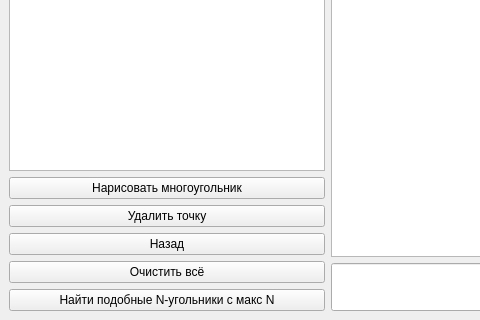
Above: lab1/untitled/mainwindow.ui from obrevskaya/computer_graphics before the change; both pictures show x 0 to 480 and y 280 to 600 of the 860 by 600 pixel window. Below: the same form after it.
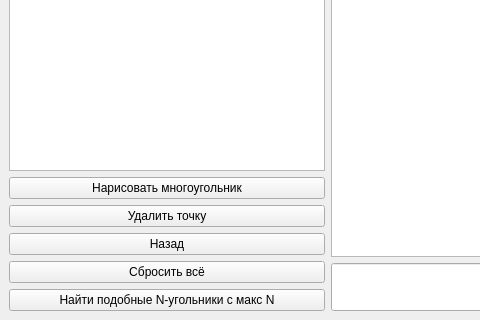
That is the form after the change.

```diff
--- a/lab1/untitled/mainwindow.ui
+++ b/lab1/untitled/mainwindow.ui
@@ -158,7 +158,7 @@
          </size>
         </property>
         <property name="text">
-         <string>Очистить всё</string>
+         <string>Сбросить всё</string>
         </property>
        </widget>
       </item>
```
Left out of the diff: 5 changed lines with no effect on the pictures.
